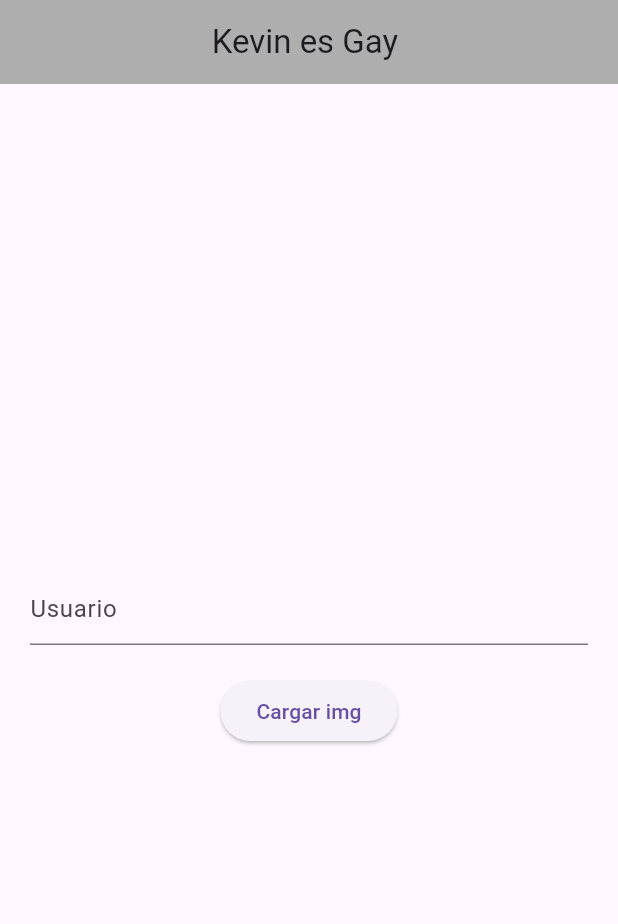
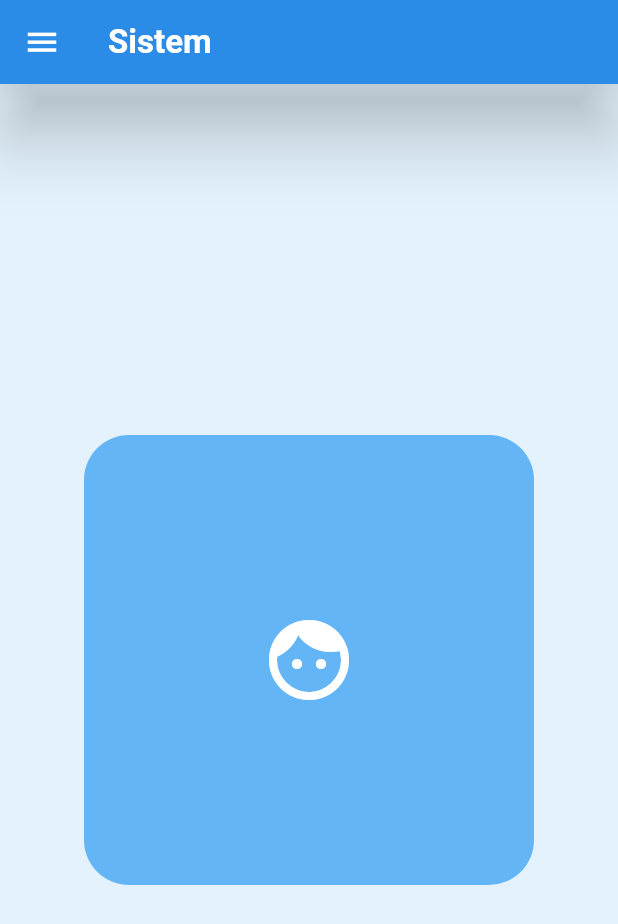
Before and after one commit to alexndrperz/MobileFlutterApp, a Flutter app: the screen it shows after launch, on a phone screen of 412 x 824 dp. Shown: the top 924 px of the screen. Run offline on Flutter 3.47's test engine with Material 3 defaults, Android fonts, the phone set to English and light mode, and no system bars.

Commit message:
feat: Container and appbar syling

```diff
--- a/lib/form_widg.dart
+++ /dev/null
@@ -1,64 +0,0 @@
-import 'dart:typed_data';
-
-import 'package:image/image.dart' as img;
-
-import 'package:flutter/material.dart';
-import 'package:http/http.dart' as http;
-
-class FormWidg extends StatefulWidget {
-  const FormWidg({Key? key}) : super(key: key);
-  @override
-  FormWidgState createState() => FormWidgState();
-}
-
-class FormWidgState extends State<FormWidg> {
-  final TextEditingController _user = TextEditingController();
-  img.Image? _image;
-
-  @override
-  Widget build(BuildContext context) {
-    return Center(
-      child: Column(
-        mainAxisAlignment: MainAxisAlignment.center,
-        children: <Widget>[
-          if (_image != null)
-            Image.memory(Uint8List.fromList(img.encodeJpg(_image!))),
-          Visibility(
-              visible: _image == null,
-              child: Container(
-                  margin: const EdgeInsets.all(20.0),
-                  child: Column(
-                    children: [
-                      TextFormField(
-                        controller: _user,
-                        decoration: const InputDecoration(hintText: 'Usuario'),
-                      ),
-                      const SizedBox(
-                        height: 20,
-                      ),
-                      ElevatedButton(
-                          onPressed: () {
-                            String input = _user.text;
-                            fetchQr(input);
-                          },
-                          child: const Text('Cargar img'))
-                    ],
-                  )))
-        ],
-      ),
-    );
-  }
-
-  Future<void> fetchQr(String user) async {
-    final response =
-        await http.get(Uri.parse('http://127.0.0.1:8000/qr_generate/$user'));
-    if (response.statusCode == 200) {
-      final List<int> bytes = response.bodyBytes;
-      setState(() {
-        _image = img.decodeImage(Uint8List.fromList(bytes));
-      });
-
-    } else {
-    }
-  }
-}
--- a/lib/main.dart
+++ b/lib/main.dart
@@ -1,24 +1,49 @@
-import 'package:code_qr_app/form_widg.dart';
+// ignore_for_file: prefer_const_constructors
+
 import 'package:flutter/material.dart';
 
 void main() {
-  runApp(const CodeQRApp());
+  runApp(const MainApp());
 }
 
-class CodeQRApp extends StatelessWidget {
-  const CodeQRApp({Key? key}) : super(key: key);
+class MainApp extends StatelessWidget {
+  const MainApp({super.key});
 
   @override
   Widget build(BuildContext context) {
     return MaterialApp(
-        debugShowCheckedModeBanner: false,
-        home: Scaffold(
-          appBar: AppBar(
-            title: const Text('Kevin es Gay '),
-            centerTitle: true,
-            backgroundColor: Color.fromARGB(255, 174, 174, 174),
+      debugShowCheckedModeBanner: false,
+      home: Scaffold(
+        backgroundColor: Colors.blue[50],
+        appBar: AppBar(
+          elevation: 20.0,
+          leading: Icon(
+            Icons.menu,
+            color: Colors.white,
+            size: 25,
           ),
-          body: const FormWidg(),
-        ));
+          shadowColor: Colors.black,
+          title: Text(
+            "Sistem",
+            style: TextStyle(color: Colors.white, fontWeight: FontWeight.bold),
+          ),
+          centerTitle: false,
+          backgroundColor: Colors.blue,
+        ),
+        body: Center(
+          child: Container(
+              decoration: BoxDecoration(
+                  borderRadius: BorderRadius.circular(30.0),
+                  color: Colors.blue[300]),
+              height: 300,
+              width: 300,
+              child: Icon(
+                Icons.face,
+                color: Colors.white,
+                size: 64,
+              )),
+        ),
+      ),
+    );
   }
 }
```
